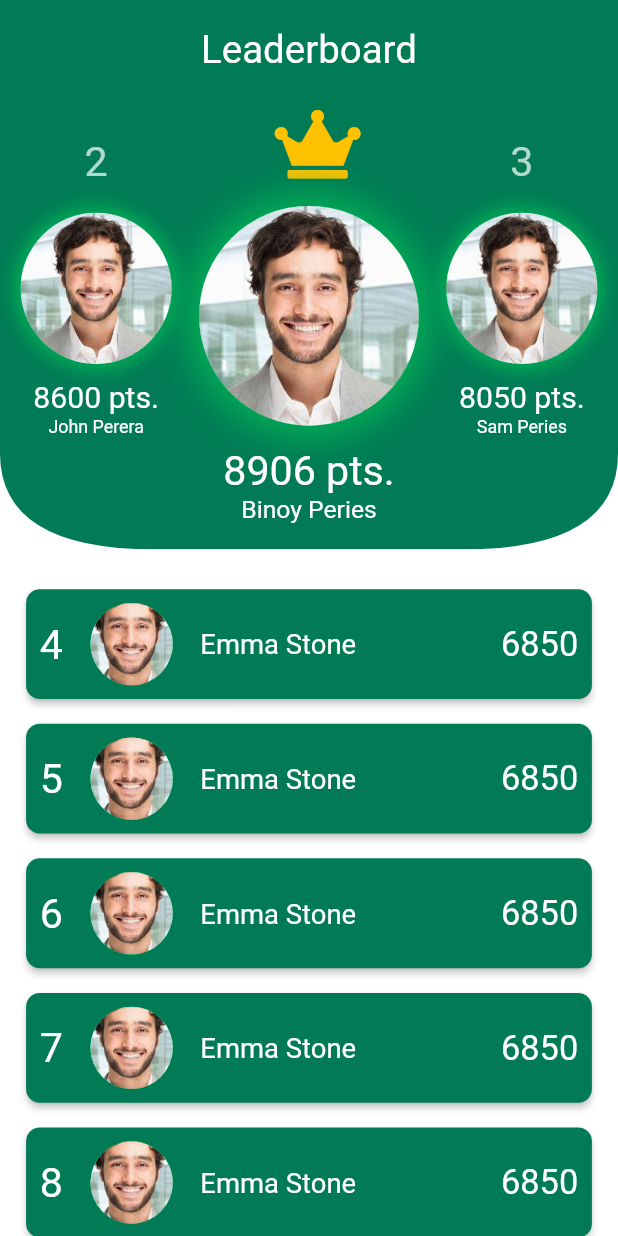
After one commit to Group22-SEP-18/TECLIX-app, a Flutter app: the LeaderboardPage screen opened by its route, on a phone screen of 412 x 824 dp. The commit adds this screen. Run offline on Flutter 3.47's test engine with Material 2 defaults, Android fonts, the phone set to English and light mode, and no system bars; our stand-ins replace bloc, dots_indicator, expandable, flutter_bloc, flutter_spinkit, font_awesome_flutter and 5 more.

Commit message:
leaderboard done

```diff
--- a/lib/presentation/common/constants/TeclixColors.dart
+++ b/lib/presentation/common/constants/TeclixColors.dart
@@ -28,4 +28,5 @@ const ColorToastRed = Color.fromRGBO(194, 63, 81, 1);
 
 const ColorYellow = Color.fromRGBO(255, 231, 0, 1);
 const ColorGold = Color.fromRGBO(255, 193, 0, 1);
+const ColorOrange = Color.fromRGBO(255, 151, 0, 1);
 const ColorBlue = Color.fromRGBO(24, 144, 255, 1);
--- a/lib/presentation/routing/routes.dart
+++ b/lib/presentation/routing/routes.dart
@@ -2,6 +2,7 @@ import 'package:flutter/material.dart';
 import 'package:teclix/logic/bloc/customer_registration/customer_registration_provider.dart';
 import 'package:teclix/logic/bloc/signup/signup_provider.dart';
 import 'package:teclix/presentation/screens/employee_profile/employee_profile_page.dart';
+import 'package:teclix/presentation/screens/leaderboard/leaderboard.dart';
 import 'package:teclix/presentation/screens/signin/signin_page.dart';
 import 'package:teclix/presentation/screens/signin/welcome_page.dart';
 import 'package:teclix/presentation/screens/start_up.dart';
@@ -14,6 +15,7 @@ class Routes {
     SignInPage.id: SignInPage(),
     CustomerRegistrationProvider.id: CustomerRegistrationProvider(),
     EmployeeProfilePage.id: EmployeeProfilePage(),
+    LeaderboardPage.id: LeaderboardPage(),
   };
   //this is to call the material routes in pages
   static MaterialPageRoute getMaterialPageRoute(
--- /dev/null
+++ b/lib/presentation/screens/leaderboard/leaderboard.dart
@@ -0,0 +1,209 @@
+import 'package:flutter/material.dart';
+import 'package:font_awesome_flutter/font_awesome_flutter.dart';
+import 'package:teclix/presentation/common/constants/TeclixColors.dart';
+import 'package:teclix/presentation/screens/leaderboard/widgets/LeaderboardCard.dart';
+import 'package:teclix/presentation/screens/leaderboard/widgets/leaderboard_header.dart';
+import 'package:teclix/presentation/screens/leaderboard/widgets/profile_picture_avatar.dart';
+
+class LeaderboardPage extends StatelessWidget {
+  static const String id = '/leaderboard';
+
+  @override
+  Widget build(BuildContext context) {
+    return SafeArea(
+      child: Scaffold(
+        backgroundColor: Colors.white,
+        appBar: PreferredSize(
+          preferredSize: Size.fromHeight(400.0),
+          child: Stack(
+            children: [
+              ClipPath(
+                clipper: LeaderboardHeaderClipPath(),
+                child: Container(
+                  color: ColorDarkGreen,
+                ),
+              ),
+              Align(
+                alignment: Alignment.topCenter,
+                child: Padding(
+                  padding: const EdgeInsets.only(top: 20.0),
+                  child: Text(
+                    'Leaderboard',
+                    style: TextStyle(
+                      fontSize: 28.0,
+                      color: Colors.white,
+                    ),
+                  ),
+                ),
+              ),
+              Positioned(
+                top: 80,
+                left: 0.0,
+                right: 0.0,
+                child: Column(
+                  children: [
+                    Icon(
+                      FontAwesomeIcons.crown,
+                      size: 50.0,
+                      color: ColorGold,
+                    ),
+                    SizedBox(
+                      height: 20.0,
+                    ),
+                    ProfilePicAvatar(
+                      circleRadius: 80.0,
+                      picture: 'static/images/profile_dummy.jpg',
+                      blurRad: 20,
+                      spreadRad: 10,
+                    ),
+                    SizedBox(
+                      height: 15.0,
+                    ),
+                    Text(
+                      '8906 pts.',
+                      style: TextStyle(fontSize: 30.0, color: Colors.white),
+                    ),
+                    Text(
+                      'Binoy Peries',
+                      style: TextStyle(fontSize: 18.0, color: Colors.white),
+                    )
+                  ],
+                ),
+              ),
+              Positioned(
+                left: 15.0,
+                top: 100,
+                child: Column(
+                  children: [
+                    Text(
+                      '2',
+                      style: TextStyle(fontSize: 30.0, color: Colors.white70),
+                    ),
+                    SizedBox(
+                      height: 20.0,
+                    ),
+                    ProfilePicAvatar(
+                      circleRadius: 55.0,
+                      picture: 'static/images/profile_dummy.jpg',
+                      blurRad: 10,
+                      spreadRad: 5,
+                    ),
+                    SizedBox(
+                      height: 12.0,
+                    ),
+                    Text(
+                      '8600 pts.',
+                      style: TextStyle(fontSize: 22.0, color: Colors.white),
+                    ),
+                    Text(
+                      'John Perera',
+                      style: TextStyle(fontSize: 13.0, color: Colors.white),
+                    ),
+                  ],
+                ),
+              ),
+              Positioned(
+                right: 15.0,
+                top: 100,
+                child: Column(
+                  children: [
+                    Text(
+                      '3',
+                      style: TextStyle(fontSize: 30.0, color: Colors.white70),
+                    ),
+                    SizedBox(
+                      height: 20.0,
+                    ),
+                    ProfilePicAvatar(
+                      circleRadius: 55.0,
+                      picture: 'static/images/profile_dummy.jpg',
+                      blurRad: 10,
+                      spreadRad: 5,
+                    ),
+                    SizedBox(
+                      height: 12.0,
+                    ),
+                    Text(
+                      '8050 pts.',
+                      style: TextStyle(fontSize: 22.0, color: Colors.white),
+                    ),
+                    Text(
+                      'Sam Peries',
+                      style: TextStyle(fontSize: 13.0, color: Colors.white),
+                    ),
+                  ],
+                ),
+              ),
+            ],
+          ),
+        ),
+        body: SingleChildScrollView(
+          physics: ClampingScrollPhysics(),
+          child: Column(
+            mainAxisAlignment: MainAxisAlignment.center,
+            crossAxisAlignment: CrossAxisAlignment.stretch,
+            children: [
+              SizedBox(
+                height: 25.0,
+              ),
+              LeaderboardCard(
+                image: 'static/images/profile_dummy.jpg',
+                name: 'Emma Stone',
+                points: '6850',
+                rank: '4',
+              ),
+              SizedBox(
+                height: 10.0,
+              ),
+              LeaderboardCard(
+                image: 'static/images/profile_dummy.jpg',
+                name: 'Emma Stone',
+                points: '6850',
+                rank: '5',
+              ),
+              SizedBox(
+                height: 10.0,
+              ),
+              LeaderboardCard(
+                image: 'static/images/profile_dummy.jpg',
+                name: 'Emma Stone',
+                points: '6850',
+                rank: '6',
+              ),
+              SizedBox(
+                height: 10.0,
+              ),
+              LeaderboardCard(
+                image: 'static/images/profile_dummy.jpg',
+                name: 'Emma Stone',
+                points: '6850',
+                rank: '7',
+              ),
+              SizedBox(
+                height: 10.0,
+              ),
+              LeaderboardCard(
+                image: 'static/images/profile_dummy.jpg',
+                name: 'Emma Stone',
+                points: '6850',
+                rank: '8',
+              ),
+              SizedBox(
+                height: 10.0,
+              ),
+              LeaderboardCard(
+                image: 'static/images/profile_dummy.jpg',
+                name: 'Emma Stone',
+                points: '6850',
+                rank: '9',
+              ),
+              SizedBox(
+                height: 10.0,
+              ),
+            ],
+          ),
+        ),
+      ),
+    );
+  }
+}
--- /dev/null
+++ b/lib/presentation/screens/leaderboard/widgets/LeaderboardCard.dart
@@ -0,0 +1,60 @@
+import 'package:flutter/material.dart';
+import 'package:teclix/presentation/common/constants/TeclixColors.dart';
+import 'package:teclix/presentation/common/widgets/common_padding.dart';
+import 'package:teclix/presentation/screens/leaderboard/widgets/profile_picture_avatar.dart';
+
+class LeaderboardCard extends StatelessWidget {
+  final String rank;
+  final String image;
+  final String name;
+  final String points;
+
+  const LeaderboardCard({this.rank, this.image, this.name, this.points});
+
+  @override
+  Widget build(BuildContext context) {
+    return CommonPadding(
+      child: Card(
+        shape: RoundedRectangleBorder(
+          borderRadius: BorderRadius.circular(10),
+        ),
+        elevation: 2,
+        color: ColorDarkGreen,
+        child: Container(
+          height: 80.0,
+          child: Padding(
+            padding: const EdgeInsets.all(10.0),
+            child: Row(
+              crossAxisAlignment: CrossAxisAlignment.center,
+              mainAxisAlignment: MainAxisAlignment.spaceBetween,
+              children: [
+                Text(
+                  rank,
+                  style: TextStyle(fontSize: 30.0, color: Colors.white),
+                ),
+                ProfilePicAvatar(
+                  blurRad: 0,
+                  circleRadius: 50,
+                  spreadRad: 0,
+                  picture: image,
+                ),
+                Text(
+                  name,
+                  style: TextStyle(fontSize: 20.0, color: Colors.white),
+                ),
+                SizedBox(
+                  width: 25.0,
+                ),
+                Spacer(),
+                Text(
+                  points,
+                  style: TextStyle(fontSize: 25.0, color: Colors.white),
+                ),
+              ],
+            ),
+          ),
+        ),
+      ),
+    );
+  }
+}
--- /dev/null
+++ b/lib/presentation/screens/leaderboard/widgets/leaderboard_header.dart
@@ -0,0 +1,27 @@
+import 'package:flutter/material.dart';
+
+class LeaderboardHeaderClipPath extends CustomClipper<Path> {
+  @override
+  Path getClip(Size size) {
+    var path = Path();
+    path.lineTo(0.0, size.height - 70);
+    var firstControlPoint = Offset(0.0, size.height);
+    var firstEndPoint = Offset(size.width / 4, size.height);
+    path.quadraticBezierTo(firstControlPoint.dx, firstControlPoint.dy,
+        firstEndPoint.dx, firstEndPoint.dy);
+    path.lineTo(3 * size.width / 4, size.height);
+
+    var secondControlPoint = Offset(size.width, size.height);
+    var secondEndPoint = Offset(size.width, size.height - 70);
+    path.quadraticBezierTo(secondControlPoint.dx, secondControlPoint.dy,
+        secondEndPoint.dx, secondEndPoint.dy);
+
+    path.lineTo(size.width, 0.0);
+    path.close();
+
+    return path;
+  }
+
+  @override
+  bool shouldReclip(covariant CustomClipper<Path> oldClipper) => false;
+}
--- /dev/null
+++ b/lib/presentation/screens/leaderboard/widgets/profile_picture_avatar.dart
@@ -0,0 +1,38 @@
+import 'package:flutter/material.dart';
+import 'package:teclix/presentation/common/constants/TeclixColors.dart';
+
+class ProfilePicAvatar extends StatelessWidget {
+  final double circleRadius;
+  final String picture;
+  final double blurRad;
+  final double spreadRad;
+
+  const ProfilePicAvatar(
+      {this.circleRadius, this.picture, this.blurRad, this.spreadRad});
+
+  @override
+  Widget build(BuildContext context) {
+    return Container(
+      decoration: BoxDecoration(
+        color: Colors.white,
+        shape: BoxShape.circle,
+        boxShadow: [
+          BoxShadow(
+            blurRadius: blurRad,
+            color: ColorPrimary,
+            spreadRadius: spreadRad,
+          )
+        ],
+      ),
+      child: CircleAvatar(
+        radius: circleRadius,
+        child: CircleAvatar(
+          radius: circleRadius,
+          backgroundImage: Image.asset(
+            picture,
+          ).image,
+        ),
+      ),
+    );
+  }
+}
--- a/lib/presentation/screens/signin/welcome_page.dart
+++ b/lib/presentation/screens/signin/welcome_page.dart
@@ -5,6 +5,7 @@ import 'package:teclix/presentation/common/constants/TeclixColors.dart';
 import 'package:teclix/presentation/common/widgets/rounded_button.dart';
 import 'package:teclix/presentation/routing/routes.dart';
 import 'package:teclix/presentation/screens/employee_profile/employee_profile_page.dart';
+import 'package:teclix/presentation/screens/leaderboard/leaderboard.dart';
 import 'package:teclix/presentation/screens/signin/signin_page.dart';
 
 class WelcomePage extends StatelessWidget {
@@ -44,6 +45,13 @@ class WelcomePage extends StatelessWidget {
                 Routes.getMaterialPageRoute(EmployeeProfilePage.id, context),
               ),
             ),
+            RoundedButton(
+              title: 'leaderboard',
+              colour: ColorPrimary,
+              onPressed: () => Navigator.of(context).push(
+                Routes.getMaterialPageRoute(LeaderboardPage.id, context),
+              ),
+            ),
           ],
         ),
       ),
```
